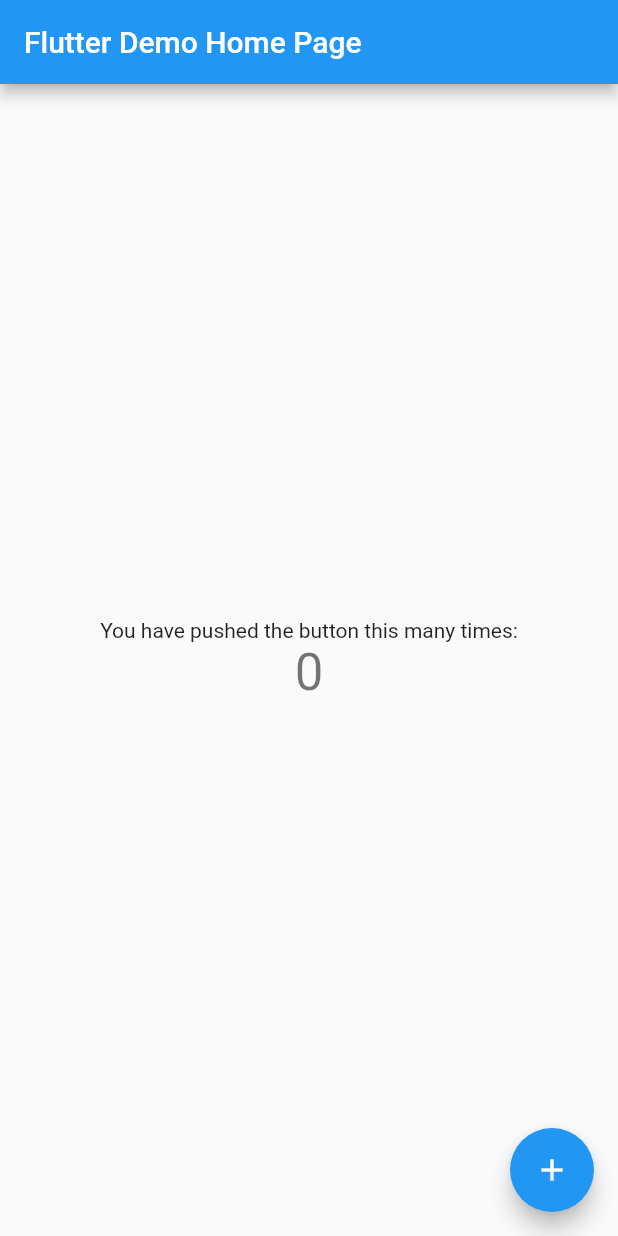
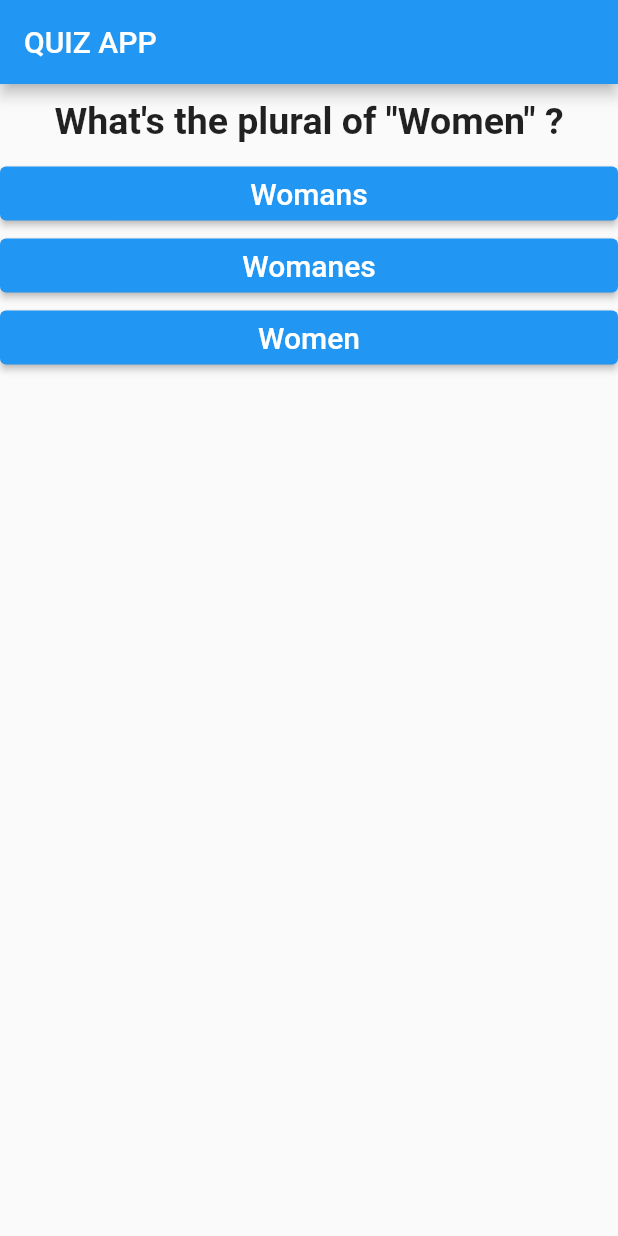
Before and after one commit to abdurrahimcmt/quizapp, a Flutter app: the screen it shows after launch, on a phone screen of 412 x 824 dp. Run offline on Flutter 3.47's test engine with Material 2 defaults, Android fonts, the phone set to English and light mode, and no system bars.

Commit message:
Complete Functionality (29-05-2022)

```diff
--- /dev/null
+++ b/quiz_app/lib/anser.dart
@@ -0,0 +1,24 @@
+import 'package:flutter/material.dart';
+
+class Anser extends StatelessWidget {
+  final VoidCallback ansQuestion;
+  final String anser;
+  const Anser({Key? key, required this.ansQuestion, required this.anser})
+      : super(key: key);
+
+  @override
+  Widget build(BuildContext context) {
+    return SizedBox(
+      width: double.maxFinite,
+      child: ElevatedButton(
+        child: Text(
+          anser,
+          style: const TextStyle(
+            fontSize: 20,
+          ),
+        ),
+        onPressed: ansQuestion,
+      ),
+    );
+  }
+}
--- a/quiz_app/lib/main.dart
+++ b/quiz_app/lib/main.dart
@@ -1,4 +1,9 @@
 import 'package:flutter/material.dart';
+import 'package:quiz_app/question.dart';
+
+import 'package:quiz_app/result.dart';
+
+import 'anser.dart';
 
 void main() {
   runApp(const MyApp());
@@ -12,35 +17,17 @@ class MyApp extends StatelessWidget {
   Widget build(BuildContext context) {
     return MaterialApp(
       title: 'Flutter Demo',
+      debugShowCheckedModeBanner: false,
       theme: ThemeData(
-        // This is the theme of your application.
-        //
-        // Try running your application with "flutter run". You'll see the
-        // application has a blue toolbar. Then, without quitting the app, try
-        // changing the primarySwatch below to Colors.green and then invoke
-        // "hot reload" (press "r" in the console where you ran "flutter run",
-        // or simply save your changes to "hot reload" in a Flutter IDE).
-        // Notice that the counter didn't reset back to zero; the application
-        // is not restarted.
         primarySwatch: Colors.blue,
       ),
-      home: const MyHomePage(title: 'Flutter Demo Home Page'),
+      home: const MyHomePage(title: 'QUIZ APP'),
     );
   }
 }
 
 class MyHomePage extends StatefulWidget {
   const MyHomePage({Key? key, required this.title}) : super(key: key);
-
-  // This widget is the home page of your application. It is stateful, meaning
-  // that it has a State object (defined below) that contains fields that affect
-  // how it looks.
-
-  // This class is the configuration for the state. It holds the values (in this
-  // case the title) provided by the parent (in this case the App widget) and
-  // used by the build method of the State. Fields in a Widget subclass are
-  // always marked "final".
-
   final String title;
 
   @override
@@ -48,68 +35,82 @@ class MyHomePage extends StatefulWidget {
 }
 
 class _MyHomePageState extends State<MyHomePage> {
-  int _counter = 0;
+  int questionIndex = 0;
+  int totalScore = 0;
+  void ansQuestion(int score) {
+    totalScore += score;
+    setState(() {
+      questionIndex = questionIndex + 1;
+    });
+  }
 
-  void _incrementCounter() {
+  void resetQuiz() {
     setState(() {
-      // This call to setState tells the Flutter framework that something has
-      // changed in this State, which causes it to rerun the build method below
-      // so that the display can reflect the updated values. If we changed
-      // _counter without calling setState(), then the build method would not be
-      // called again, and so nothing would appear to happen.
-      _counter++;
+      questionIndex = 0;
+      totalScore = 0;
     });
   }
 
   @override
   Widget build(BuildContext context) {
-    // This method is rerun every time setState is called, for instance as done
-    // by the _incrementCounter method above.
-    //
-    // The Flutter framework has been optimized to make rerunning build methods
-    // fast, so that you can just rebuild anything that needs updating rather
-    // than having to individually change instances of widgets.
+    const questions = [
+      {
+        'questionText': 'What\'s the plural of "Women" ?',
+        'answers': [
+          {'text': 'Womans', 'score': 0},
+          {'text': 'Womanes', 'score': 0},
+          {'text': 'Women', 'score': 1},
+        ],
+      },
+      {
+        'questionText': '"the flowers" is proper noun of Common noun?',
+        'answers': [
+          {'text': 'Proper noun', 'score': 0},
+          {'text': 'Common noun', 'score': 1},
+        ],
+      },
+      {
+        'questionText': 'What\'s the plural of "day" ?',
+        'answers': [
+          {'text': 'days', 'score': 1},
+          {'text': 'dayes', 'score': 0},
+          {'text': 'daies', 'score': 0},
+        ],
+      },
+      {
+        'questionText': 'What\'s the plural of "Knife" ?',
+        'answers': [
+          {'text': 'Knifes', 'score': 0},
+          {'text': 'Knifies', 'score': 0},
+          {'text': 'knives', 'score': 1},
+        ],
+      },
+    ];
+
     return Scaffold(
       appBar: AppBar(
-        // Here we take the value from the MyHomePage object that was created by
-        // the App.build method, and use it to set our appbar title.
         title: Text(widget.title),
       ),
-      body: Center(
-        // Center is a layout widget. It takes a single child and positions it
-        // in the middle of the parent.
-        child: Column(
-          // Column is also a layout widget. It takes a list of children and
-          // arranges them vertically. By default, it sizes itself to fit its
-          // children horizontally, and tries to be as tall as its parent.
-          //
-          // Invoke "debug painting" (press "p" in the console, choose the
-          // "Toggle Debug Paint" action from the Flutter Inspector in Android
-          // Studio, or the "Toggle Debug Paint" command in Visual Studio Code)
-          // to see the wireframe for each widget.
-          //
-          // Column has various properties to control how it sizes itself and
-          // how it positions its children. Here we use mainAxisAlignment to
-          // center the children vertically; the main axis here is the vertical
-          // axis because Columns are vertical (the cross axis would be
-          // horizontal).
-          mainAxisAlignment: MainAxisAlignment.center,
-          children: <Widget>[
-            const Text(
-              'You have pushed the button this many times:',
+      body: questionIndex < questions.length
+          ? Column(
+              children: [
+                Question(
+                  questionText:
+                      questions[questionIndex]['questionText'].toString(),
+                ),
+                ...(questions[questionIndex]['answers']
+                        as List<Map<String, Object>>)
+                    .map((anser) {
+                  return Anser(
+                      ansQuestion: () => ansQuestion(anser['score'] as int),
+                      anser: anser['text'].toString());
+                }).toList(),
+              ],
+            )
+          : Result(
+              totalscore: totalScore,
+              reset: resetQuiz,
             ),
-            Text(
-              '$_counter',
-              style: Theme.of(context).textTheme.headline4,
-            ),
-          ],
-        ),
-      ),
-      floatingActionButton: FloatingActionButton(
-        onPressed: _incrementCounter,
-        tooltip: 'Increment',
-        child: const Icon(Icons.add),
-      ), // This trailing comma makes auto-formatting nicer for build methods.
     );
   }
 }
--- /dev/null
+++ b/quiz_app/lib/question.dart
@@ -0,0 +1,22 @@
+import 'package:flutter/material.dart';
+
+class Question extends StatelessWidget {
+  final String questionText;
+  const Question({Key? key, required this.questionText}) : super(key: key);
+
+  @override
+  Widget build(BuildContext context) {
+    return Container(
+      width: double.infinity,
+      margin: const EdgeInsets.symmetric(vertical: 10.0),
+      child: Text(
+        questionText,
+        style: const TextStyle(
+          fontSize: 25.0,
+          fontWeight: FontWeight.bold,
+        ),
+        textAlign: TextAlign.center,
+      ),
+    );
+  }
+}
```
Also changed, not shown: quiz_app/lib/quiz.dart (added, +33 -0 lines), quiz_app/lib/result.dart (added, +38 -0 lines).
